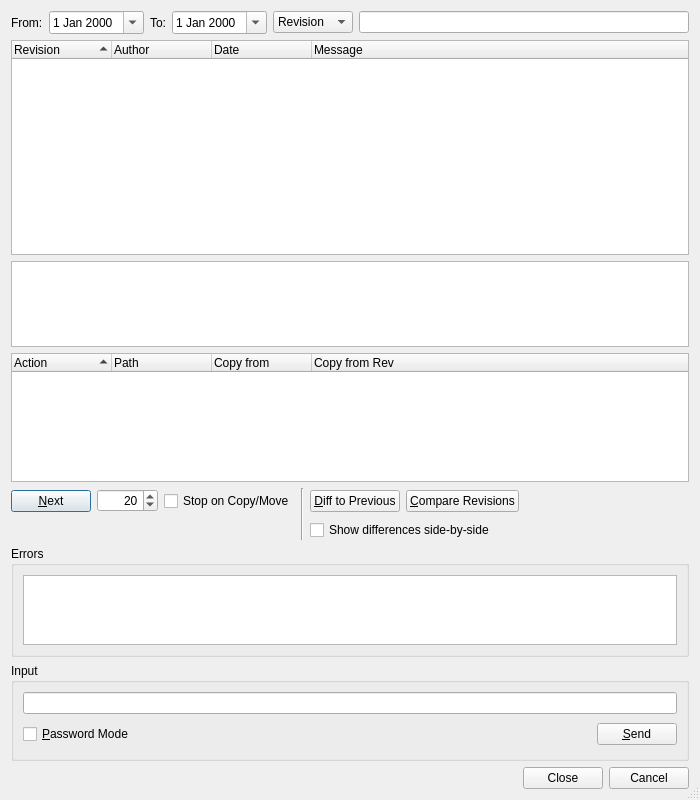
Above: Plugins/VcsPlugins/vcsSubversion/SvnLogBrowserDialog.ui from testmana2/test before the change. Below: the same form after it.
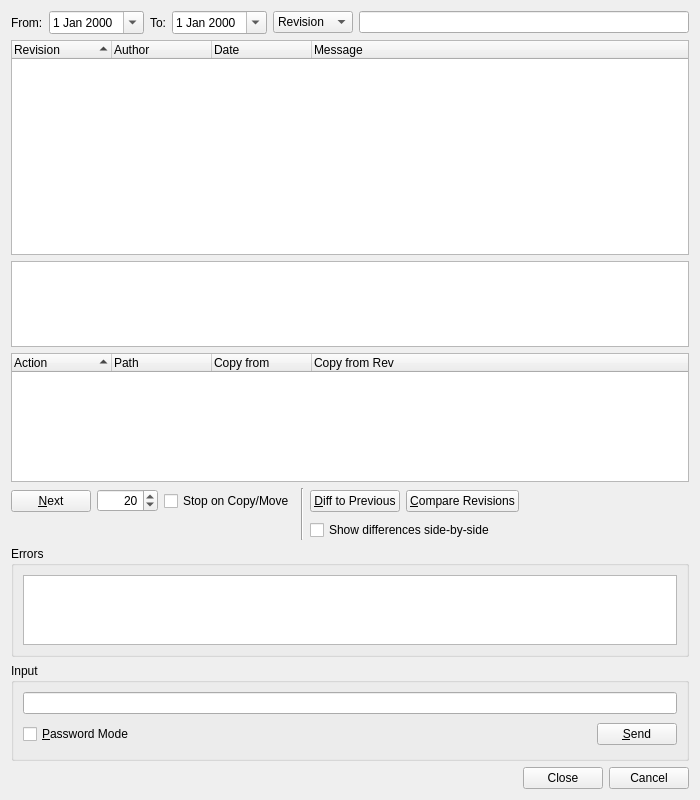
That is the form after the change. Custom widgets are drawn as their Qt base class.

Commit message: Extended the Mercurial log browser by an action to switch to the selected revision.

Diff of the .ui file:
```diff
--- a/Plugins/VcsPlugins/vcsSubversion/SvnLogBrowserDialog.ui
+++ b/Plugins/VcsPlugins/vcsSubversion/SvnLogBrowserDialog.ui
@@ -1,7 +1,7 @@
 <?xml version="1.0" encoding="UTF-8"?>
 <ui version="4.0">
  <class>SvnLogBrowserDialog</class>
- <widget class="QDialog" name="SvnLogBrowserDialog">
+ <widget class="QWidget" name="SvnLogBrowserDialog">
   <property name="geometry">
    <rect>
     <x>0</x>
@@ -13,9 +13,6 @@
   <property name="windowTitle">
    <string>Subversion Log</string>
   </property>
-  <property name="sizeGripEnabled">
-   <bool>true</bool>
-  </property>
   <layout class="QVBoxLayout" name="verticalLayout">
    <item>
     <layout class="QHBoxLayout">
```
The commit also changes 22 other files.
